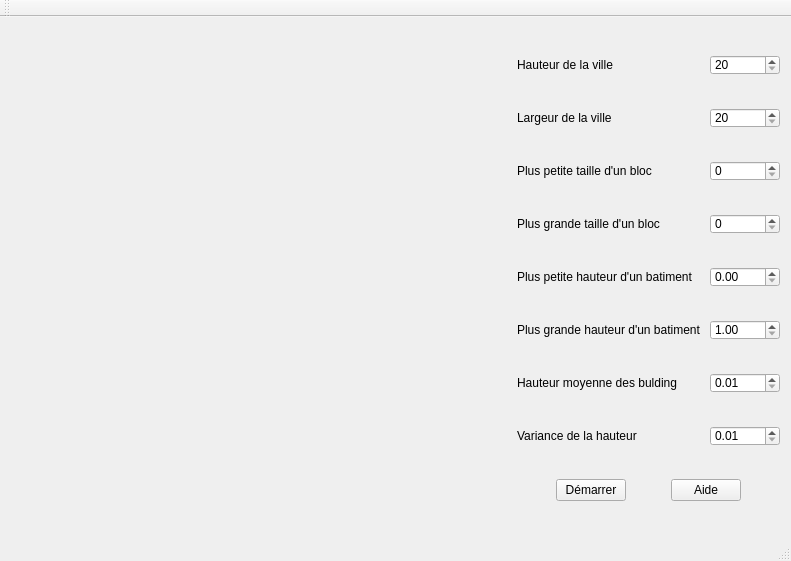
Before: the Qt Designer form mainwindow.ui in haxelion/CityGenerator, drawn with Qt 5.
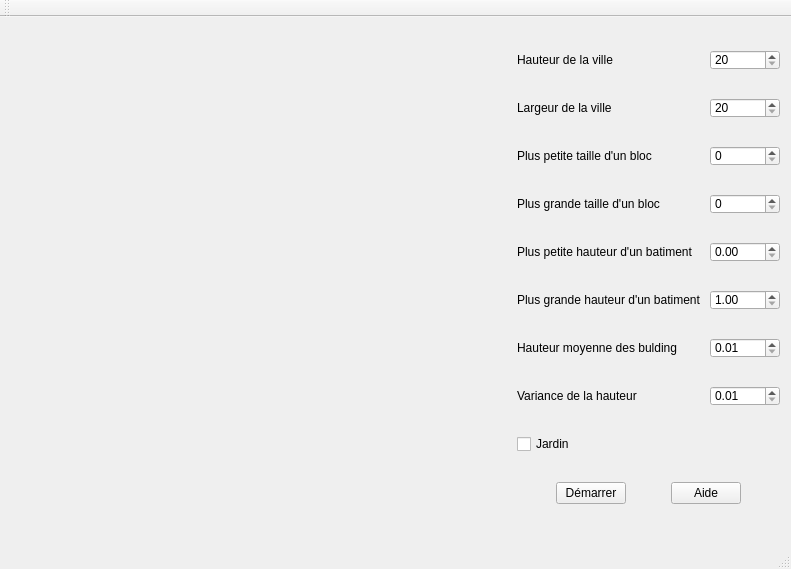
After: the same form once the commit is applied.

Commit message: Modification mineur de l'UI

The edit to the form file:
```diff
--- a/mainwindow.ui
+++ b/mainwindow.ui
@@ -6,8 +6,8 @@
    <rect>
     <x>0</x>
     <y>0</y>
-    <width>725</width>
-    <height>496</height>
+    <width>772</width>
+    <height>569</height>
    </rect>
   </property>
   <property name="windowTitle">
@@ -44,7 +44,7 @@
      </widget>
     </item>
     <item>
-     <layout class="QVBoxLayout" name="verticalLayout" stretch="0,0,0,0,0,0,0,0,0">
+     <layout class="QVBoxLayout" name="verticalLayout" stretch="0,0,0,0,0,0,0,0,0,0">
       <property name="sizeConstraint">
        <enum>QLayout::SetMinimumSize</enum>
       </property>
@@ -366,6 +366,13 @@
         </item>
        </layout>
       </item>
+      <item>
+       <widget class="QCheckBox" name="jardin">
+        <property name="text">
+         <string>Jardin</string>
+        </property>
+       </widget>
+      </item>
       <item>
        <layout class="QHBoxLayout" name="horizontalLayout_10">
         <property name="sizeConstraint">
```
Left out of the diff: 2 changed lines with no effect on the pictures.
